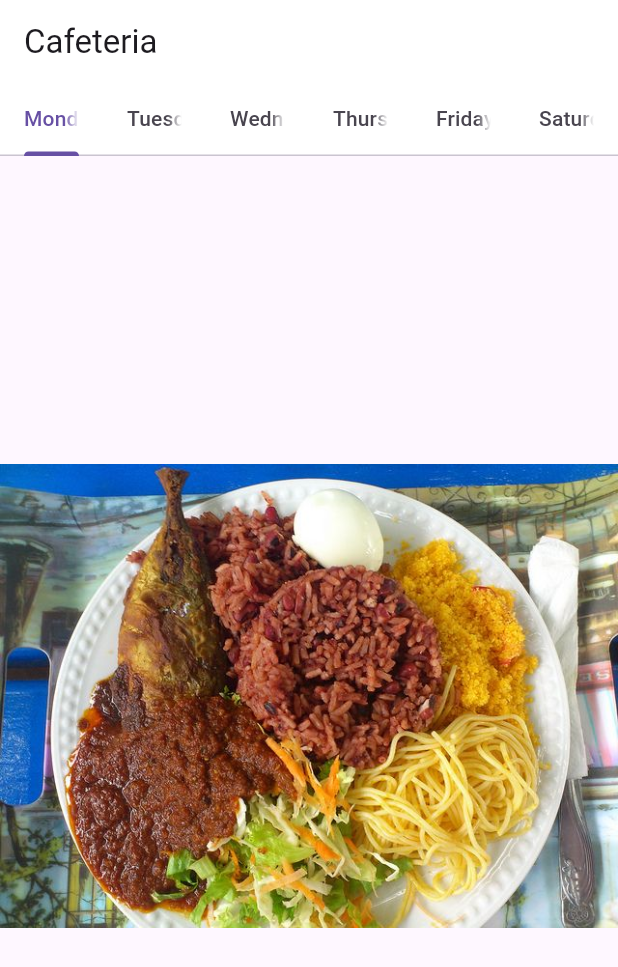
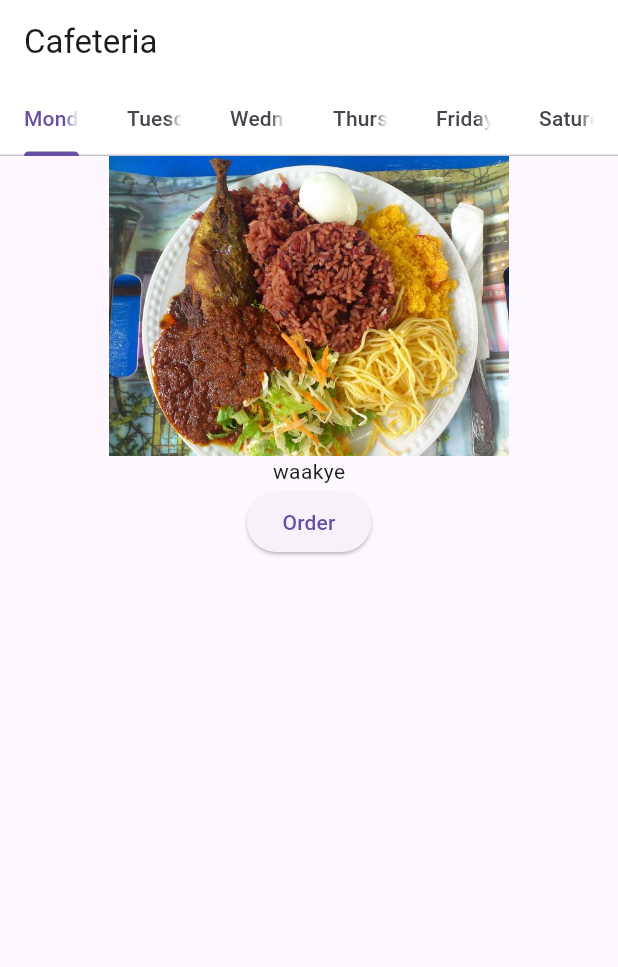
Before and after one commit to Amoako419/Flutter_Assignment_1, a Flutter app: the screen it shows after launch, on a phone screen of 412 x 824 dp. Shown: the top 967 px of the screen. Run offline on Flutter 3.47's test engine with Material 3 defaults, Android fonts, the phone set to English and light mode, and no system bars.

Commit message:
initial commit

```diff
--- a/cafetaria/lib/main.dart
+++ b/cafetaria/lib/main.dart
@@ -27,11 +27,10 @@
             ),
             title: const Text('Cafeteria'),
           ),
-          body: const TabBarView(
+          body:  TabBarView(
        children: [
-
-          Center(child: Image(image: AssetImage("assets/1.JPG"))),
-          Center(child: Text("Jollof,TZ,Waakye")),
+          _monday(),
+          _tuesday(),
           Center(child: Text("koko,Braised Rice,Fufu")),
           Center(child: Text("Rice,Banku,Waakye")),
           Center(child: Text("Rice,Banku,Waakye")),
@@ -45,4 +44,27 @@
 
     );
   }
+
 }
+Widget _monday(){
+  return  Column(
+    children: [
+      const Image(image: AssetImage("assets/1.JPG",),height: 200.0),
+      const Text("waakye"),
+      ElevatedButton(onPressed: () {}, child: Text("Order"))
+    ],
+  );
+}
+
+// Tuesday
+
+Widget _tuesday(){
+  return  Column(
+    children: [
+      const Image(image: AssetImage("assets/2.JPG",),height: 200.0),
+      const Text("Kenkey with Fried fish"),
+      ElevatedButton(onPressed: () {}, child: const Text("Order"))
+    ],
+
+  );
+}
```
